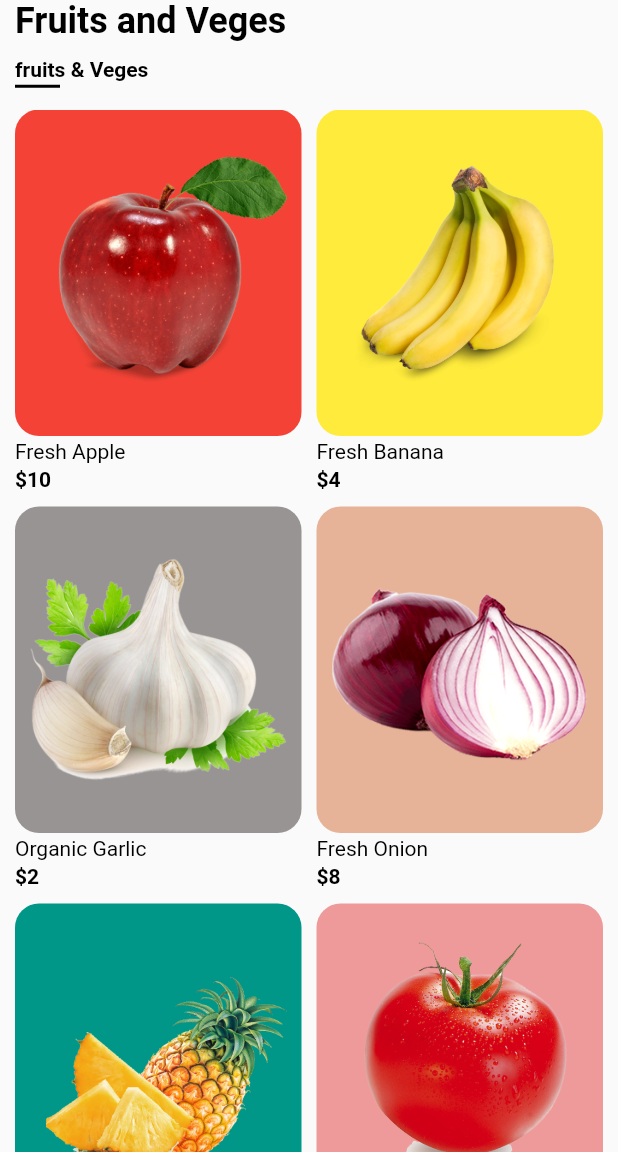
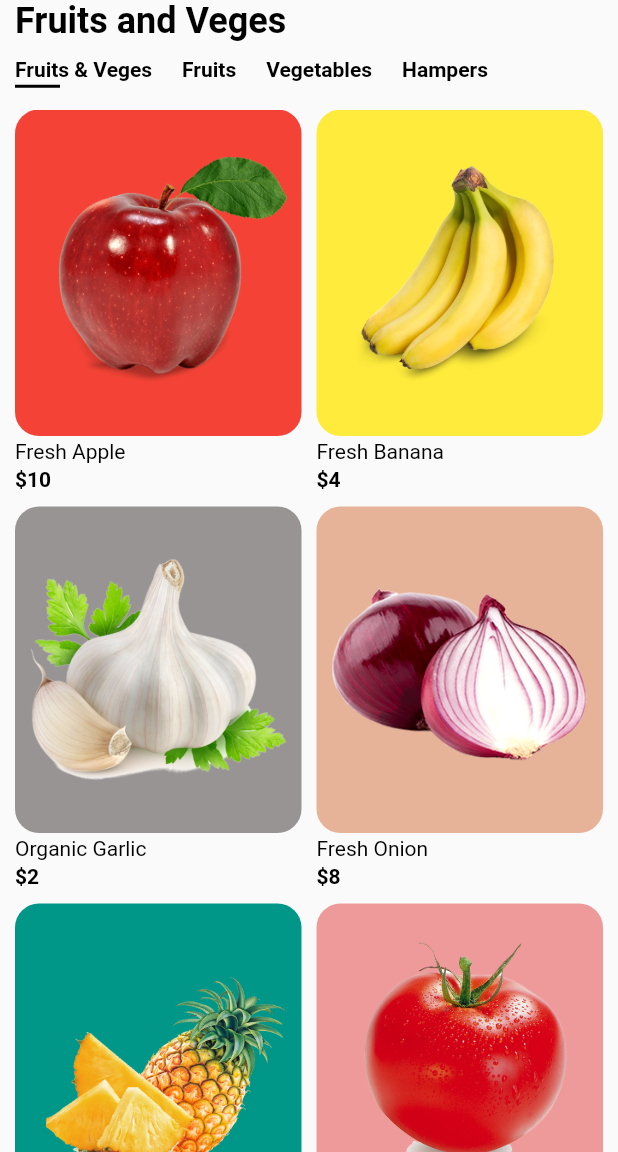
Before and after one commit to Kuzagbe/miniproject., a Flutter app: the screen it shows after launch, on a phone screen of 412 x 824 dp, the part 84-1236 px from its top. Run offline on Flutter 3.47's test engine with Material 2 defaults, Android fonts, the phone set to English and light mode, and no system bars; our stand-ins replace flutter_svg.

Commit message:
update on the section file with a top navigation bar using list<String>

```diff
--- a/lib/displays/home/elements/sections.dart
+++ b/lib/displays/home/elements/sections.dart
@@ -6,8 +6,8 @@ class Sections extends StatefulWidget {
 }
 
 class _SectionsState extends State<Sections> {
-  List<String> categories = ["fruits & Veges"];
-  // By default our first item will be selected
+  List<String> categories = ["Fruits & Veges", "Fruits", "Vegetables", "Hampers"];
+
   int selectedIndex = 0;
   @override
   Widget build(BuildContext context) {
```
Also changed, not shown: 1 other file.
